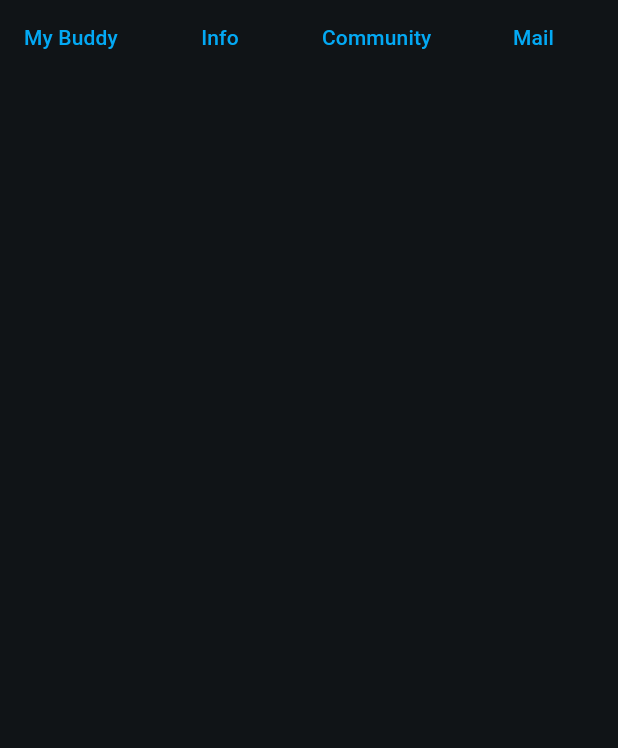
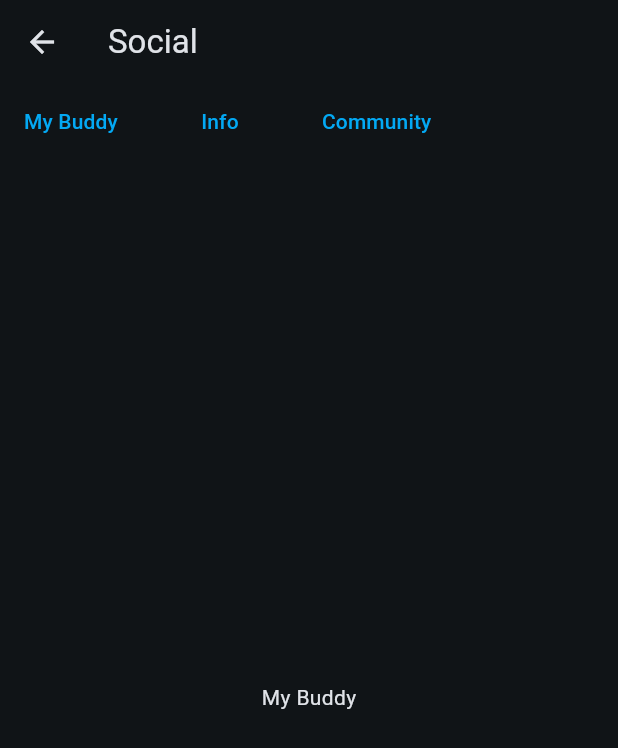
Before and after one commit to 51FanZzz/Mindease, a Flutter app: the MainSocial screen opened directly, after a tap on "My Buddy", on a phone screen of 412 x 824 dp. Shown: the top 748 px of the screen. Run offline on Flutter 3.47's test engine with Material 3 defaults, Android fonts, the phone set to English and light mode, and no system bars; our stand-ins replace google_nav_bar.

Commit message:
Add files via upload

```diff
--- a/lib/MainSocial.dart
+++ b/lib/MainSocial.dart
@@ -2,11 +2,27 @@ import 'package:flutter/material.dart';
 import 'package:ocd_app/ButtonStyles.dart';
 import 'package:ocd_app/main.dart';
 
-class MainSocial extends StatelessWidget{
+
+class MainSocial extends StatefulWidget{
+  @override
+  _MainSocialState createState() => _MainSocialState();
+}
+
+class _MainSocialState extends State<MainSocial>{
+ int _selectedPageIndex = 1; // Info page become the initial page
+
+ final List<Widget> _pages = [
+    SocialMyBuddyPage(),
+    SocialInfoPage(),
+    SocialCommunityPage(),
+ ];
+
   @override
   Widget build(BuildContext context){
-    return  Center(
-      child:Column(
+    return  Scaffold(
+      appBar: AppBar(
+        title: Text('Social')),
+      body:Column(
         mainAxisAlignment: MainAxisAlignment.start,
         children: [
           SizedBox(
@@ -16,39 +32,43 @@ class MainSocial extends StatelessWidget{
               children: [
                 ElevatedButton(
                   onPressed: (){
-                    MaterialPageRoute(builder: (context)=> MainSocial(),
-                   );
+                    setState(() {
+                      _selectedPageIndex = 0;
+                    });
                   },
                   style: customButtonStyle(),
                   child: Text('My Buddy'),
                   ),
+
                   SizedBox(width: normalSizedGap,),
+
                   ElevatedButton(
                   onPressed: (){
-                    // Add Actions
+                    setState(() {
+                      _selectedPageIndex = 1;
+                    });
                   },
                   style: customButtonStyle(),
                   child: Text('Info'),
                   ),
+
                   SizedBox(width: normalSizedGap,),
+
                   ElevatedButton(
                   onPressed: (){
-                    // Add Action
+                    setState(() {
+                      _selectedPageIndex = 2;
+                    });
                   },
                   style: customButtonStyle(),
                   child: Text('Community'),
                   ),
-                  SizedBox(width: normalSizedGap,),
-                  ElevatedButton(
-                  onPressed: (){
-                    //Add Action
-                  },
-                  style: customButtonStyle(),
-                  child: Text('Mail'), // TODO: Change this main next to the profile pic
-                  ),
                ],
             ),
           ),
+           Expanded(
+              child: _pages[_selectedPageIndex],
+              ),
         ],
        ),
     );
@@ -56,12 +76,33 @@ class MainSocial extends StatelessWidget{
   }
 }
 
+
 class SocialMyBuddyPage extends StatelessWidget{
   @override
   Widget build(BuildContext context) {
     return Center(
-      text(Text('My Buddy')),
+      child: Text('My Buddy'),
     );
   }
 
 }
+
+class SocialInfoPage extends StatelessWidget{
+  @override
+  Widget build(BuildContext context) {
+    return Center(
+      child: Text('Info'),
+    );
+  }
+
+}
+
+class SocialCommunityPage extends StatelessWidget{
+  @override
+  Widget build(BuildContext context) {
+    return Center(
+      child: Text('My Buddy'),
+    );
+  }
+
+}
```
